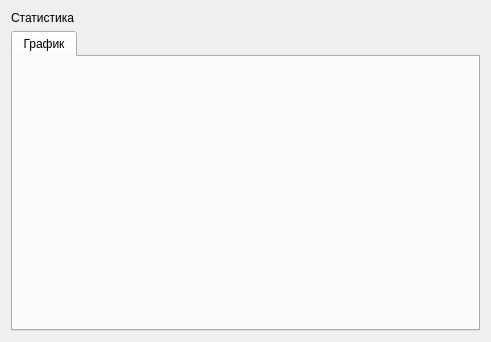
Above: src/main/python/ui/frame_patient.ui from podkidyshev/health-weather_correlation before the change. Below: the same form after it.
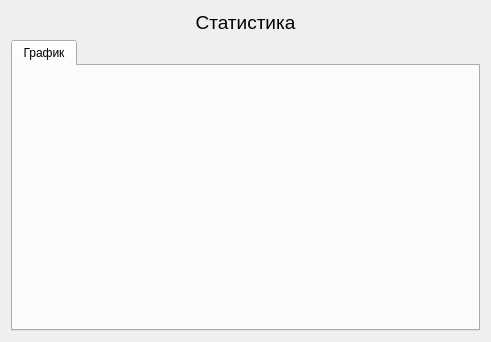
That is the form after the change.

Commit message: Fixed reading not all categories from excel into patient, setting title for patient's frame

What changed in the file:
```diff
--- a/src/main/python/ui/frame_patient.ui
+++ b/src/main/python/ui/frame_patient.ui
@@ -16,9 +16,17 @@
   <layout class="QVBoxLayout" name="verticalLayout">
    <item>
     <widget class="QLabel" name="std_pat_label">
+     <property name="font">
+      <font>
+       <pointsize>14</pointsize>
+      </font>
+     </property>
      <property name="text">
       <string>Статистика</string>
      </property>
+     <property name="alignment">
+      <set>Qt::AlignCenter</set>
+     </property>
     </widget>
    </item>
    <item>
```
Left out of the diff: 10 changed lines with no effect on the pictures. The commit also changes 4 other files.
